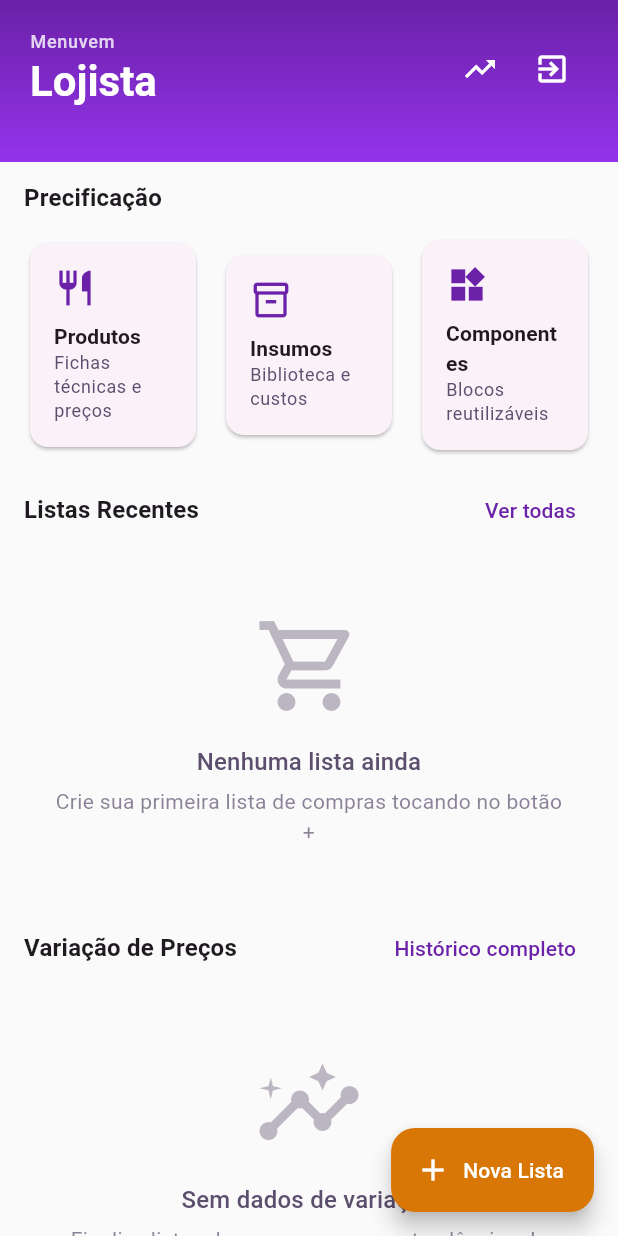
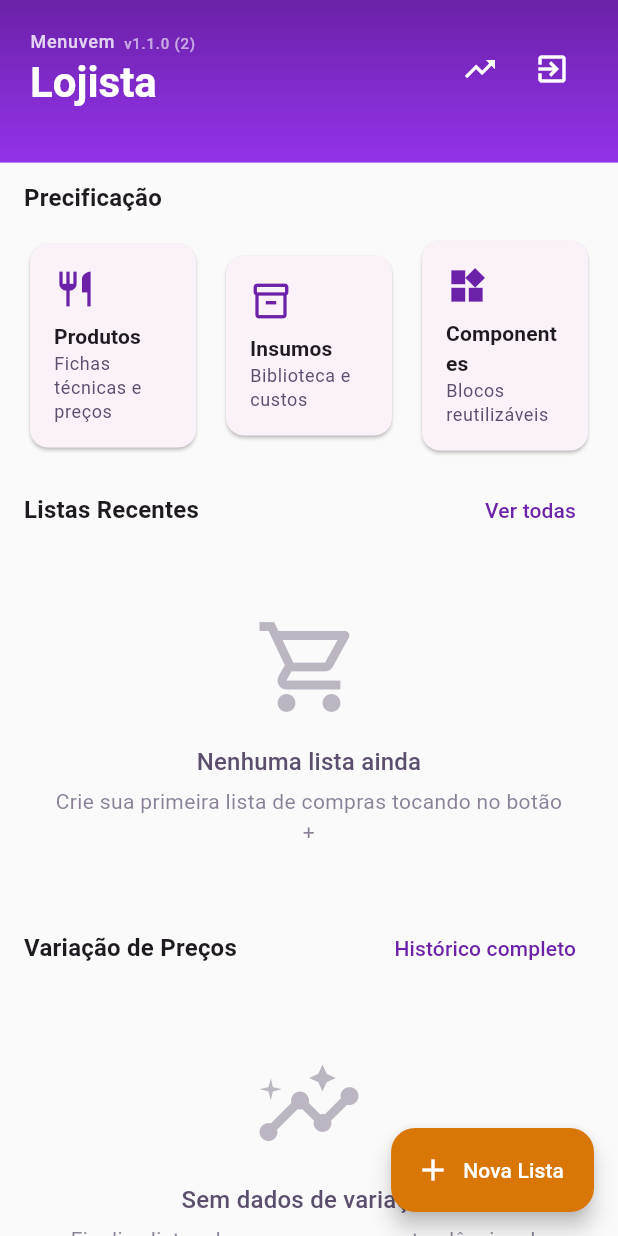
Before and after one commit to kurobisu/menuvem-lojista, a Flutter app: the HomeScreen screen opened by its route, on a phone screen of 412 x 824 dp. Run offline on Flutter 3.47's test engine with Material 3 defaults, Android fonts, the phone set to English and light mode, and no system bars; our stand-ins replace flutter_riverpod, go_router, rxdart, supabase_flutter; accounts and stored records are empty; statements that could not run were skipped.

Commit message:
feat: sobe versão para 1.1.0+2 e exibe a versão no app
Facilita saber qual build está rodando no device durante os testes.

- Versão sobe de 1.0.0+1 para 1.1.0+2, refletindo a reescrita em Flutter
  mais as correções que vieram depois (build Android, tendência
  invertida, N+1 da Home).
- lib/config/app_version.dart centraliza o valor exibido. É uma constante,
  e não package_info_plus, de propósito: aquele pacote é plugin nativo e o
  build Android desta máquina não pode ser verificado por agente, então
  evitamos introduzir risco novo aí. O custo é manter em sincronia com o
  pubspec.yaml — há comentário de aviso nos dois arquivos.
- Login: versão centralizada no rodapé.
- Home: versão pequena no topo, ao lado de "Menuvem".
- CONTINUACAO.md: registra que existe conta de teste (lojista@teste.com)
  sem repetir a senha no arquivo, já que o repo pode ser público.

Verificado: flutter analyze limpo e as duas telas conferidas
visualmente no navegador, inclusive em largura estreita (sem overflow no
cabeçalho da Home, que agora tem um Row aninhado).

Co-Authored-By: Claude Opus 5 <noreply@anthropic.com>

```diff
--- /dev/null
+++ b/lib/config/app_version.dart
@@ -0,0 +1,14 @@
+/// Versão exibida na UI (rodapé do Login e cabeçalho da Home).
+///
+/// **Manter em sincronia com `version:` no `pubspec.yaml`.**
+///
+/// É uma constante, e não o pacote `package_info_plus`, de propósito: aquele
+/// pacote é um plugin nativo, e o build Android desta máquina é sensível
+/// (ver a seção "Toolchain notes" do AGENTS.md) e não pode ser verificado
+/// automaticamente por um agente. O custo dessa escolha é ter que atualizar
+/// os dois lugares ao subir a versão.
+const String appVersion = '1.1.0';
+const String appBuildNumber = '2';
+
+/// Rótulo curto usado na UI, ex.: `v1.1.0 (2)`.
+const String appVersionLabel = 'v$appVersion ($appBuildNumber)';
--- a/lib/presentation/home/home_screen.dart
+++ b/lib/presentation/home/home_screen.dart
@@ -3,6 +3,7 @@ import 'package:flutter_riverpod/flutter_riverpod.dart';
 import 'package:go_router/go_router.dart';
 import 'package:intl/intl.dart';
 
+import '../../config/app_version.dart';
 import '../../domain/model/lista_compras.dart';
 import '../../domain/model/produto_com_custo.dart';
 import '../../domain/model/tendencia_preco.dart';
@@ -45,11 +46,26 @@ class HomeScreen extends ConsumerWidget {
                         Column(
                           crossAxisAlignment: CrossAxisAlignment.start,
                           children: [
-                            Text(
-                              'Menuvem',
-                              style: Theme.of(context).textTheme.labelMedium?.copyWith(
-                                    color: Colors.white.withValues(alpha: 0.8),
-                                  ),
+                            Row(
+                              mainAxisSize: MainAxisSize.min,
+                              crossAxisAlignment: CrossAxisAlignment.baseline,
+                              textBaseline: TextBaseline.alphabetic,
+                              children: [
+                                Text(
+                                  'Menuvem',
+                                  style: Theme.of(context).textTheme.labelMedium?.copyWith(
+                                        color: Colors.white.withValues(alpha: 0.8),
+                                      ),
+                                ),
+                                const SizedBox(width: 6),
+                                Text(
+                                  appVersionLabel,
+                                  style: Theme.of(context).textTheme.labelSmall?.copyWith(
+                                        color: Colors.white.withValues(alpha: 0.6),
+                                        fontSize: 10,
+                                      ),
+                                ),
+                              ],
                             ),
                             Text(
                               'Lojista',
--- a/pubspec.yaml
+++ b/pubspec.yaml
@@ -16,7 +16,9 @@ publish_to: 'none' # Remove this line if you wish to publish to pub.dev
 # https://developer.apple.com/library/archive/documentation/General/Reference/InfoPlistKeyReference/Articles/CoreFoundationKeys.html
 # In Windows, build-name is used as the major, minor, and patch parts
 # of the product and file versions while build-number is used as the build suffix.
-version: 1.0.0+1
+# ATENÇÃO: ao mudar aqui, atualize também lib/config/app_version.dart —
+# é de lá que sai a versão mostrada na tela de Login e na Home.
+version: 1.1.0+2
 
 environment:
   sdk: ^3.12.2
```
Also changed, not shown: lib/presentation/auth/login_screen.dart (+12 -0 lines), 1 other file.
